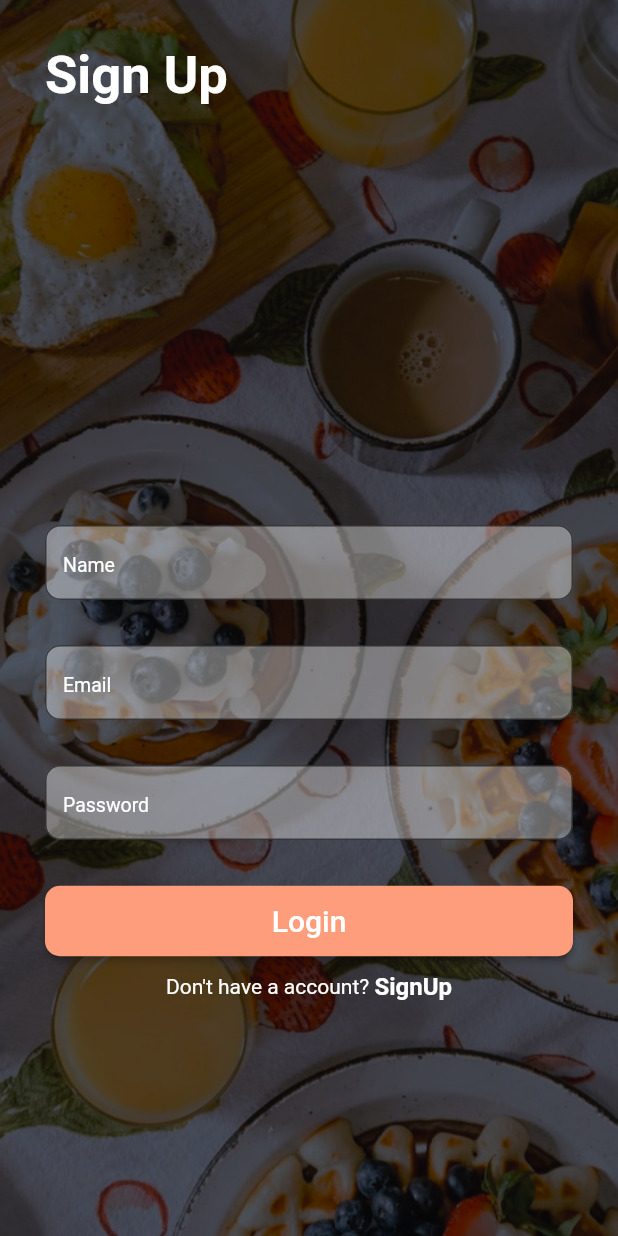
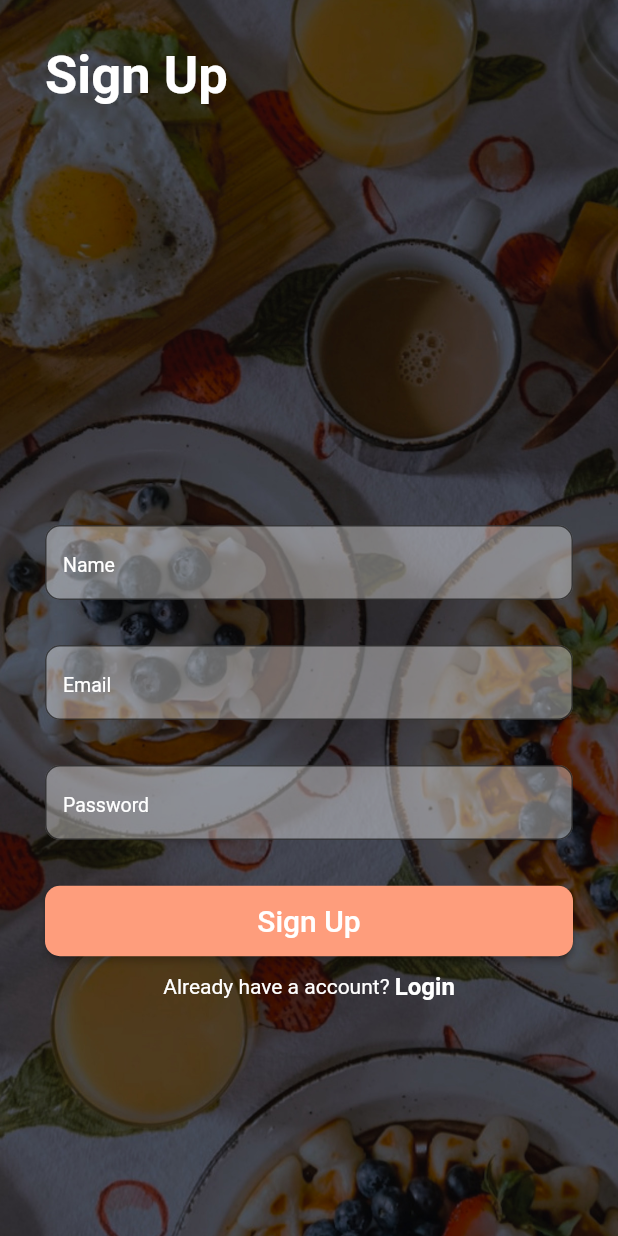
Before and after one commit to aneeshgupta25/GDSC_NSUT_Solution_Challenge_2023, a Flutter app: the screen it shows after launch, on a phone screen of 412 x 824 dp. Run offline on Flutter 3.47's test engine with Material 2 defaults, Android fonts, the light colour scheme and no system bars.

Commit message:
Second Commit(Improved Code)

```diff
--- a/lib/signup.dart
+++ b/lib/signup.dart
@@ -114,15 +114,15 @@ class _SignUpPageState extends State<SignUpPage> {
                                       style:ButtonStyle(backgroundColor: MaterialStateProperty.all(Color.fromRGBO(254, 157, 124, 1)),shape: MaterialStateProperty.all<RoundedRectangleBorder>(RoundedRectangleBorder(
                                           borderRadius: BorderRadius.circular(10)
                                       )))
-                                      ,onPressed:(){}, child: const Padding(padding: EdgeInsets.all(12), child:const Text('Login', style: TextStyle(fontSize: 20),)),
+                                      ,onPressed:(){}, child: const Padding(padding: EdgeInsets.all(12), child:const Text('Sign Up', style: TextStyle(fontSize: 20),)),
                                     )
                                 )),
                             Row(
                                 mainAxisAlignment: MainAxisAlignment.center,
                                 crossAxisAlignment: CrossAxisAlignment.center,
                                 children: const <Widget>[
-                                  Text('Don\'t have a account? ', style: TextStyle(color: Colors.white),),
-                                  Text('SignUp',style: TextStyle(color: Colors.white, fontWeight: FontWeight.bold, fontSize: 16),),
+                                  Text('Already have a account? ', style: TextStyle(color: Colors.white),),
+                                  Text('Login',style: TextStyle(color: Colors.white, fontWeight: FontWeight.bold, fontSize: 16),),
                                 ]
                             )
                           ]
```
